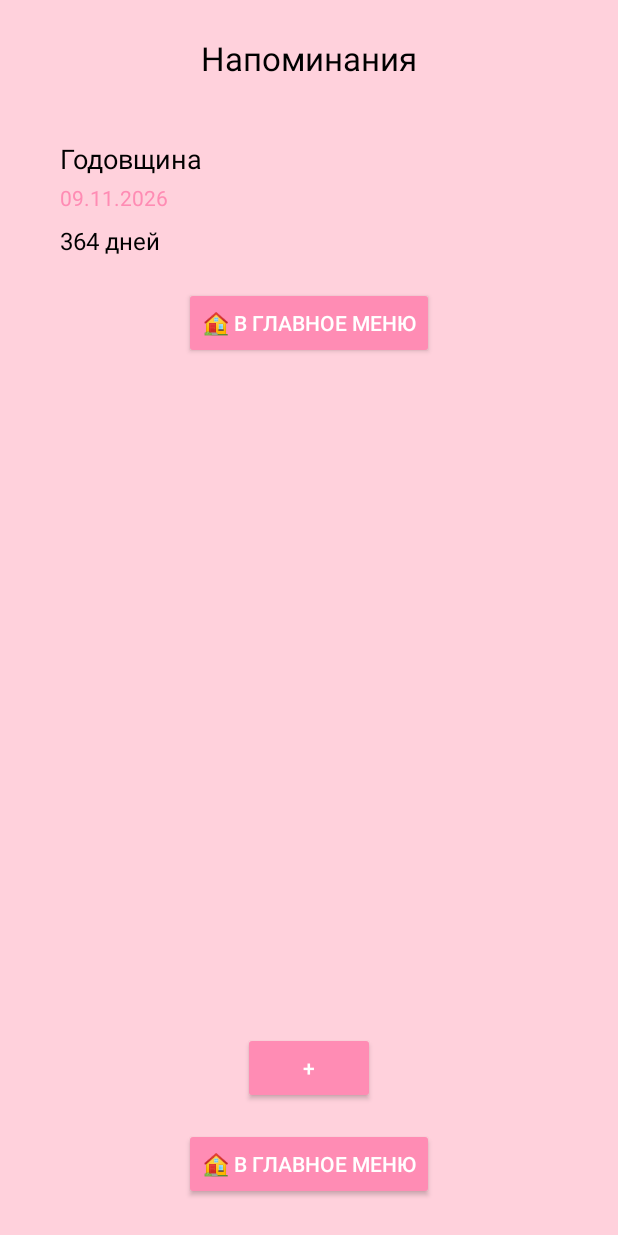
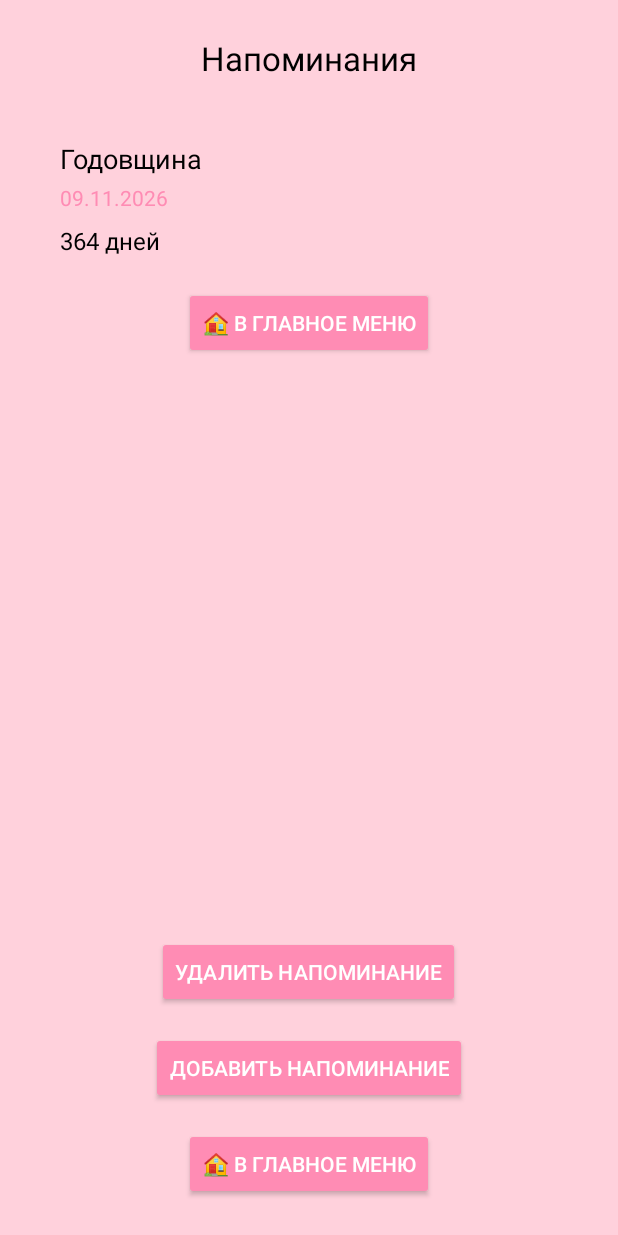
Before and after one commit to 9I3BA/love-widget, an Android app: the AnniversaryActivity screen opened directly, with no data from a screen before it, on a phone screen of 412 x 824 dp. Run offline under Robolectric (Android 15) with nearby library versions, the phone set to English and light mode, and no system bars.

Commit message:
otreda4il interfeis nemnogo

```diff
--- a/app/src/main/res/layout/activity_anniversary.xml
+++ b/app/src/main/res/layout/activity_anniversary.xml
@@ -35,10 +35,19 @@
         android:visibility="gone" />
 
     <Button
+        android:id="@+id/btnDelReminder"
+        android:layout_width="wrap_content"
+        android:layout_height="wrap_content"
+        android:layout_gravity="center"
+        android:layout_marginTop="16dp"
+        android:backgroundTint="@color/dark_pink"
+        android:text="Удалить напоминание"
+        android:textColor="@color/white" />
+    <Button
         android:id="@+id/btnAddReminder"
         android:layout_width="wrap_content"
         android:layout_height="wrap_content"
-        android:text="+"
+        android:text="Добавить напоминание"
         android:layout_gravity="center"
         android:backgroundTint="@color/dark_pink"
         android:textColor="@color/white"
@@ -48,10 +57,9 @@
         android:id="@+id/btnBackToHome"
         android:layout_width="wrap_content"
         android:layout_height="wrap_content"
+        android:layout_gravity="center"
+        android:layout_marginTop="16dp"
+        android:backgroundTint="@color/dark_pink"
         android:text="🏠 В главное меню"
-        android:backgroundTint="@color/dark_pink"
-        android:textColor="@color/white"
-        android:layout_gravity="center"
-        android:layout_marginTop="16dp" />
-
+        android:textColor="@color/white" />
 </LinearLayout>
--- a/app/src/main/res/layout/activity_create_reminder.xml
+++ b/app/src/main/res/layout/activity_create_reminder.xml
@@ -60,7 +60,7 @@
             android:layout_height="wrap_content"
             android:hint="Введите тему (например: Годовщина, День рождения...)"
             android:textColor="@color/black"
-            android:textColorHint="@color/light_pink"
+            android:textColorHint="@color/black"
             android:background="@drawable/pink_background"
             android:padding="12dp"
             android:layout_marginBottom="32dp" />
```
